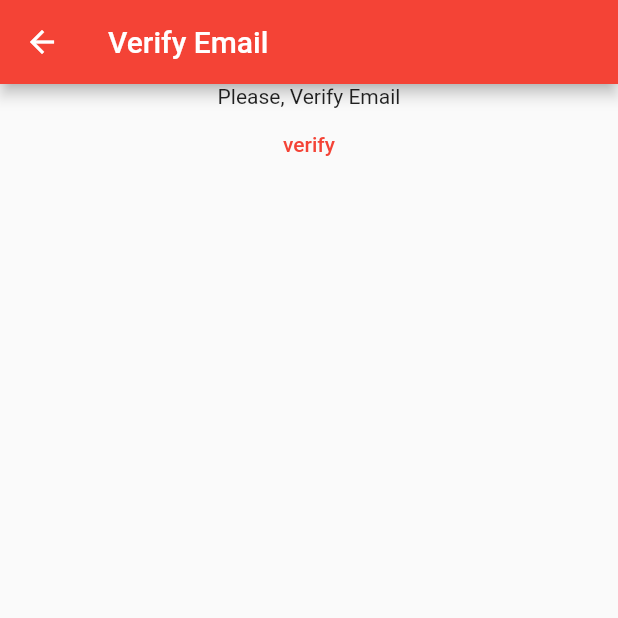
After one commit to bc183/flutter-todos, a Flutter app: the VerifyEmailView screen opened directly, on a phone screen of 412 x 824 dp, the top half of it. The commit adds this screen. Run offline on Flutter 3.47's test engine with Material 2 defaults, Android fonts, the phone set to English and light mode, and no system bars.

Commit message:
added verify email view

```diff
--- /dev/null
+++ b/lib/views/verify_email_view.dart
@@ -0,0 +1,26 @@
+import 'package:flutter/material.dart';
+
+class VerifyEmailView extends StatefulWidget {
+  const VerifyEmailView({Key? key}) : super(key: key);
+
+  @override
+  State<VerifyEmailView> createState() => _VerifyEmailViewState();
+}
+
+class _VerifyEmailViewState extends State<VerifyEmailView> {
+  @override
+  Widget build(BuildContext context) {
+    return Scaffold(
+      appBar: AppBar(
+        title: const Text("Verify Email"),
+        backgroundColor: Colors.red,
+      ),
+      body: Column(
+        children: [
+          const Center(child: Text("Please, Verify Email")),
+          TextButton(onPressed: () {}, child: const Text("verify")),
+        ],
+      ),
+    );
+  }
+}
```
Also changed, not shown: lib/main.dart (+44 -1 lines), lib/views/login_view.dart (+8 -0 lines), lib/views/register_view.dart (+8 -0 lines).
